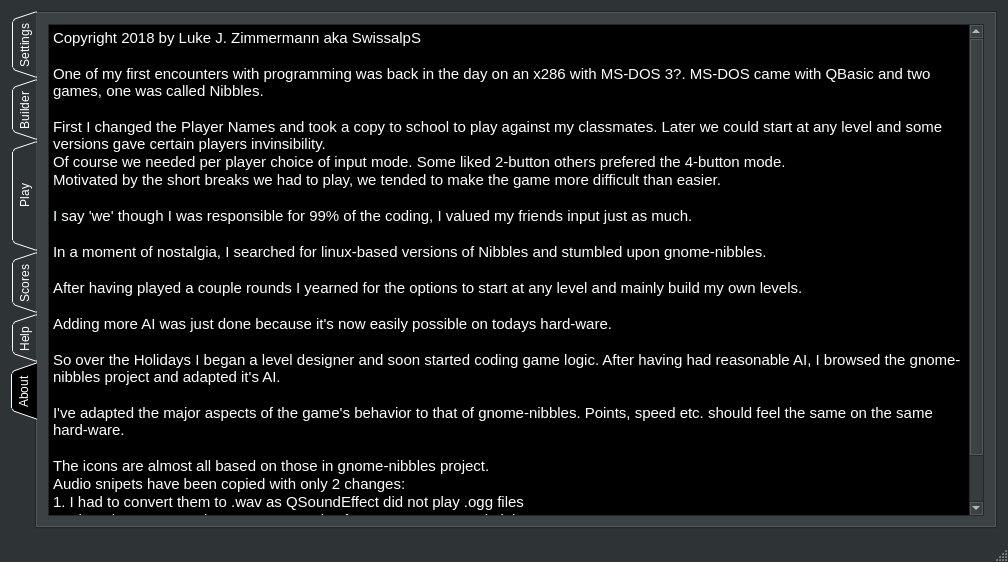
SwissalpS/QtSssSNibblers, file MainWindow.ui: the form before one commit.
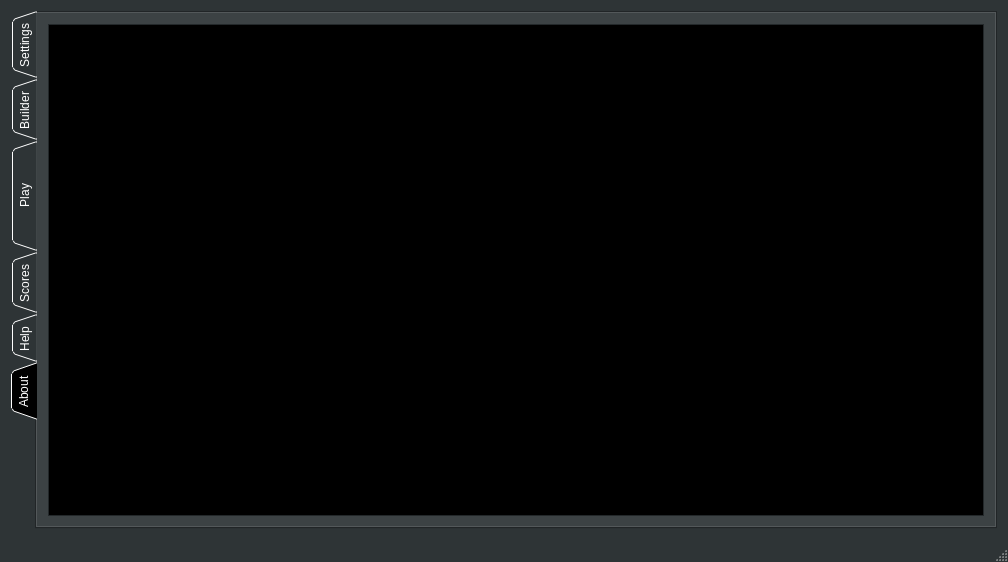
The form after the commit. The open tabs and pages were chosen to show the change.

Diff of the .ui file:
```diff
--- a/MainWindow.ui
+++ b/MainWindow.ui
@@ -4075,36 +4075,7 @@
 		<item row="0" column="0">
 		 <widget class="QTextBrowser" name="textBrowserAbout">
 		  <property name="html">
-		   <string>&lt;!DOCTYPE HTML PUBLIC &quot;-//W3C//DTD HTML 4.0//EN&quot; &quot;http://www.w3.org/TR/REC-html40/strict.dtd&quot;&gt;
-&lt;html&gt;&lt;head&gt;&lt;meta name=&quot;qrichtext&quot; content=&quot;1&quot; /&gt;&lt;style type=&quot;text/css&quot;&gt;
-p, li { white-space: pre-wrap; }
-&lt;/style&gt;&lt;/head&gt;&lt;body style=&quot; font-family:'Cantarell'; font-size:11pt; font-weight:400; font-style:normal;&quot;&gt;
-&lt;p style=&quot; margin-top:0px; margin-bottom:0px; margin-left:0px; margin-right:0px; -qt-block-indent:0; text-indent:0px;&quot;&gt;Copyright 2018 by Luke J. Zimmermann aka SwissalpS&lt;/p&gt;
-&lt;p style=&quot;-qt-paragraph-type:empty; margin-top:0px; margin-bottom:0px; margin-left:0px; margin-right:0px; -qt-block-indent:0; text-indent:0px;&quot;&gt;&lt;br /&gt;&lt;/p&gt;
-&lt;p style=&quot; margin-top:0px; margin-bottom:0px; margin-left:0px; margin-right:0px; -qt-block-indent:0; text-indent:0px;&quot;&gt;One of my first encounters with programming was back in the day on an x286 with MS-DOS 3?. MS-DOS came with QBasic and two games, one was called Nibbles.&lt;/p&gt;
-&lt;p style=&quot;-qt-paragraph-type:empty; margin-top:0px; margin-bottom:0px; margin-left:0px; margin-right:0px; -qt-block-indent:0; text-indent:0px;&quot;&gt;&lt;br /&gt;&lt;/p&gt;
-&lt;p style=&quot; margin-top:0px; margin-bottom:0px; margin-left:0px; margin-right:0px; -qt-block-indent:0; text-indent:0px;&quot;&gt;First I changed the Player Names and took a copy to school to play against my classmates. Later we could start at any level and some versions gave certain players invinsibility.&lt;/p&gt;
-&lt;p style=&quot; margin-top:0px; margin-bottom:0px; margin-left:0px; margin-right:0px; -qt-block-indent:0; text-indent:0px;&quot;&gt;Of course we needed per player choice of input mode. Some liked 2-button others prefered the 4-button mode.&lt;/p&gt;
-&lt;p style=&quot; margin-top:0px; margin-bottom:0px; margin-left:0px; margin-right:0px; -qt-block-indent:0; text-indent:0px;&quot;&gt;Motivated by the short breaks we had to play, we tended to make the game more difficult than easier.&lt;/p&gt;
-&lt;p style=&quot;-qt-paragraph-type:empty; margin-top:0px; margin-bottom:0px; margin-left:0px; margin-right:0px; -qt-block-indent:0; text-indent:0px;&quot;&gt;&lt;br /&gt;&lt;/p&gt;
-&lt;p style=&quot; margin-top:0px; margin-bottom:0px; margin-left:0px; margin-right:0px; -qt-block-indent:0; text-indent:0px;&quot;&gt;I say 'we' though I was responsible for 99% of the coding, I valued my friends input just as much.&lt;/p&gt;
-&lt;p style=&quot;-qt-paragraph-type:empty; margin-top:0px; margin-bottom:0px; margin-left:0px; margin-right:0px; -qt-block-indent:0; text-indent:0px;&quot;&gt;&lt;br /&gt;&lt;/p&gt;
-&lt;p style=&quot; margin-top:0px; margin-bottom:0px; margin-left:0px; margin-right:0px; -qt-block-indent:0; text-indent:0px;&quot;&gt;In a moment of nostalgia, I searched for linux-based versions of Nibbles and stumbled upon gnome-nibbles.&lt;/p&gt;
-&lt;p style=&quot;-qt-paragraph-type:empty; margin-top:0px; margin-bottom:0px; margin-left:0px; margin-right:0px; -qt-block-indent:0; text-indent:0px;&quot;&gt;&lt;br /&gt;&lt;/p&gt;
-&lt;p style=&quot; margin-top:0px; margin-bottom:0px; margin-left:0px; margin-right:0px; -qt-block-indent:0; text-indent:0px;&quot;&gt;After having played a couple rounds I yearned for the options to start at any level and mainly build my own levels.&lt;/p&gt;
-&lt;p style=&quot;-qt-paragraph-type:empty; margin-top:0px; margin-bottom:0px; margin-left:0px; margin-right:0px; -qt-block-indent:0; text-indent:0px;&quot;&gt;&lt;br /&gt;&lt;/p&gt;
-&lt;p style=&quot; margin-top:0px; margin-bottom:0px; margin-left:0px; margin-right:0px; -qt-block-indent:0; text-indent:0px;&quot;&gt;Adding more AI was just done because it's now easily possible on todays hard-ware.&lt;/p&gt;
-&lt;p style=&quot;-qt-paragraph-type:empty; margin-top:0px; margin-bottom:0px; margin-left:0px; margin-right:0px; -qt-block-indent:0; text-indent:0px;&quot;&gt;&lt;br /&gt;&lt;/p&gt;
-&lt;p style=&quot; margin-top:0px; margin-bottom:0px; margin-left:0px; margin-right:0px; -qt-block-indent:0; text-indent:0px;&quot;&gt;So over the Holidays I began a level designer and soon started coding game logic. After having had reasonable AI, I browsed the gnome-nibbles project and adapted it's AI.&lt;/p&gt;
-&lt;p style=&quot;-qt-paragraph-type:empty; margin-top:0px; margin-bottom:0px; margin-left:0px; margin-right:0px; -qt-block-indent:0; text-indent:0px;&quot;&gt;&lt;br /&gt;&lt;/p&gt;
-&lt;p style=&quot; margin-top:0px; margin-bottom:0px; margin-left:0px; margin-right:0px; -qt-block-indent:0; text-indent:0px;&quot;&gt;I've adapted the major aspects of the game's behavior to that of gnome-nibbles. Points, speed etc. should feel the same on the same hard-ware.&lt;/p&gt;
-&lt;p style=&quot;-qt-paragraph-type:empty; margin-top:0px; margin-bottom:0px; margin-left:0px; margin-right:0px; -qt-block-indent:0; text-indent:0px;&quot;&gt;&lt;br /&gt;&lt;/p&gt;
-&lt;p style=&quot; margin-top:0px; margin-bottom:0px; margin-left:0px; margin-right:0px; -qt-block-indent:0; text-indent:0px;&quot;&gt;The icons are almost all based on those in gnome-nibbles project.&lt;/p&gt;
-&lt;p style=&quot; margin-top:0px; margin-bottom:0px; margin-left:0px; margin-right:0px; -qt-block-indent:0; text-indent:0px;&quot;&gt;Audio snipets have been copied with only 2 changes:&lt;/p&gt;
-&lt;p style=&quot; margin-top:0px; margin-bottom:0px; margin-left:0px; margin-right:0px; -qt-block-indent:0; text-indent:0px;&quot;&gt;1. I had to convert them to .wav as QSoundEffect did not play .ogg files&lt;/p&gt;
-&lt;p style=&quot; margin-top:0px; margin-bottom:0px; margin-left:0px; margin-right:0px; -qt-block-indent:0; text-indent:0px;&quot;&gt;2. The teleporter sound was too aggressive for my taste, so I made it less so.&lt;/p&gt;
-&lt;p style=&quot;-qt-paragraph-type:empty; margin-top:0px; margin-bottom:0px; margin-left:0px; margin-right:0px; -qt-block-indent:0; text-indent:0px;&quot;&gt;&lt;br /&gt;&lt;/p&gt;
-&lt;p style=&quot; margin-top:0px; margin-bottom:0px; margin-left:0px; margin-right:0px; -qt-block-indent:0; text-indent:0px;&quot;&gt;based on gnome-nibbles which in turn is based on ... etc&lt;/p&gt;&lt;/body&gt;&lt;/html&gt;</string>
+		   <string></string>
 		  </property>
 		 </widget>
 		</item>
```
Left out of the diff: 20 changed lines with no effect on the pictures.
